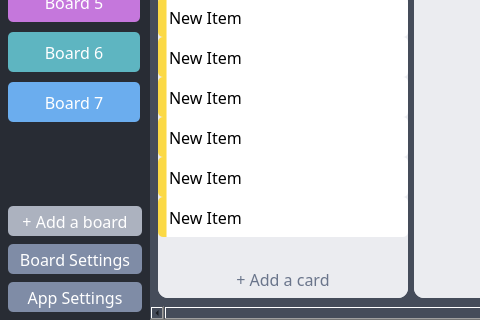
Qt form src/ui/main.ui (dulapahv/Kanbaru) before a commit; both pictures show x 0 to 480 and y 358 to 678 of the 1024 by 678 pixel window.
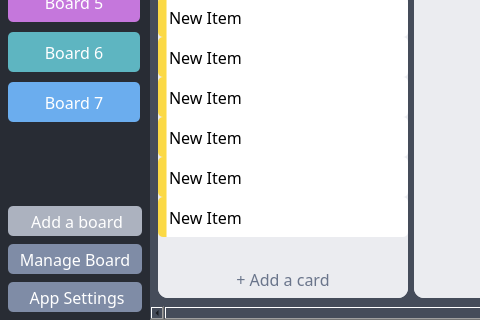
The same form after that commit. Icons and pictures are not drawn.

Commit message: Add app icon, rename class name, add icon to resources.qrc

```diff
--- a/src/ui/main.ui
+++ b/src/ui/main.ui
@@ -16,6 +16,12 @@
   <property name="styleSheet">
    <string notr="true">background-color: #454c5a;</string>
   </property>
+  <property name="iconSize">
+   <size>
+    <width>128</width>
+    <height>128</height>
+   </size>
+  </property>
   <widget class="QWidget" name="centralwidget">
    <layout class="QHBoxLayout" name="horizontalLayout">
     <property name="spacing">
@@ -412,7 +418,11 @@
 QPushButton:focus {border-color: #000000; border-width: 1.5px; border-style: solid;}</string>
             </property>
             <property name="text">
-             <string>+ Add a board</string>
+             <string> Add a board</string>
+            </property>
+            <property name="icon">
+             <iconset resource="../resources.qrc">
+              <normaloff>:/img/resources/img/add.png</normaloff>:/img/resources/img/add.png</iconset>
             </property>
            </widget>
           </item>
@@ -442,7 +452,11 @@
 QPushButton:focus {border-color: #000000; border-width: 1.5px; border-style: solid;}</string>
             </property>
             <property name="text">
-             <string>Board Settings</string>
+             <string>Manage Board</string>
+            </property>
+            <property name="icon">
+             <iconset resource="../resources.qrc">
+              <normaloff>:/img/resources/img/settings_2.png</normaloff>:/img/resources/img/settings_2.png</iconset>
             </property>
            </widget>
           </item>
@@ -472,7 +486,11 @@
 QPushButton:focus {border-color: #000000; border-width: 1.5px; border-style: solid;}</string>
             </property>
             <property name="text">
-             <string>App Settings</string>
+             <string> App Settings</string>
+            </property>
+            <property name="icon">
+             <iconset resource="../resources.qrc">
+              <normaloff>:/img/resources/img/settings.png</normaloff>:/img/resources/img/settings.png</iconset>
             </property>
            </widget>
           </item>
```
Left out of the diff: 8 changed lines with no effect on the pictures. The commit also changes 17 other files.
